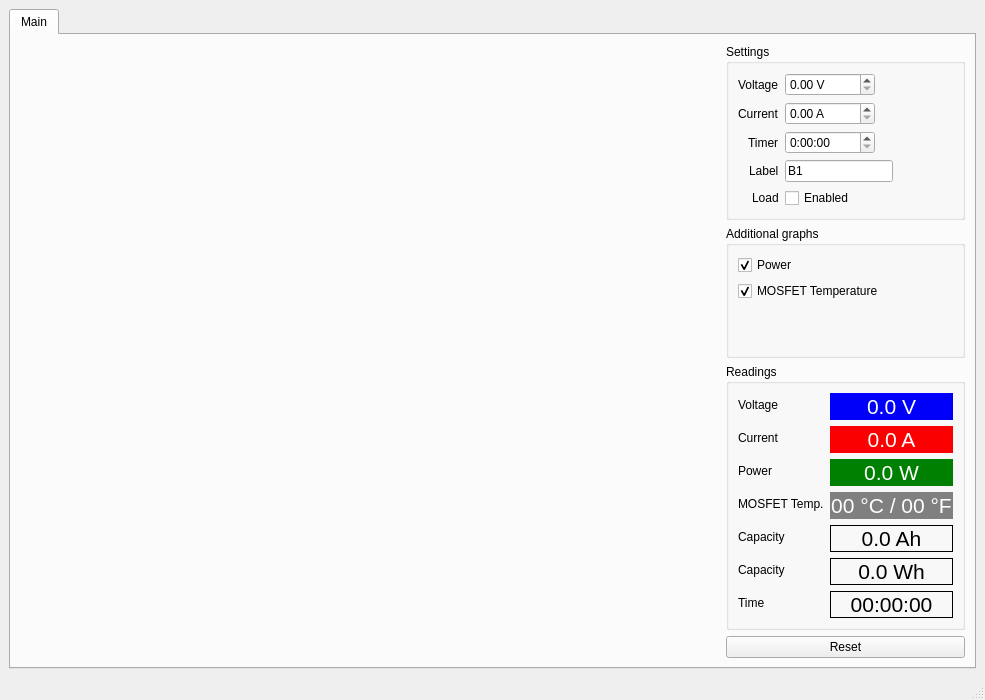
Before: the Qt Designer form gui/main.ui in nikolai2111/Electronic_load_DL24, drawn with Qt 5.
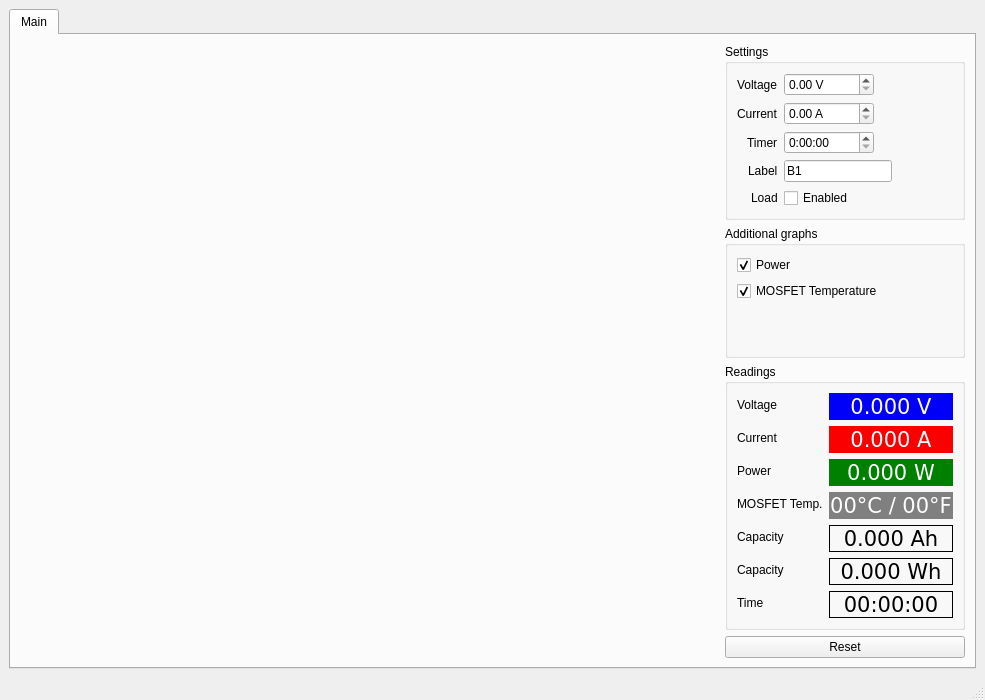
After: the same form once the commit is applied.

Commit message: monospace readings

The edit to the form file:
```diff
--- a/gui/main.ui
+++ b/gui/main.ui
@@ -338,7 +338,7 @@
                 <string notr="true">border-radius:0.4em;border:1px solid #0000fa; background:#0000fa;</string>
                </property>
                <property name="text">
-                <string>0.0 V</string>
+                <string>&lt;pre&gt;0.000 V&lt;/pre&gt;</string>
                </property>
                <property name="alignment">
                 <set>Qt::AlignCenter</set>
@@ -401,7 +401,7 @@
                 <string notr="true">border-radius:0.4em;border:1px solid #fa0000; background:#fa0000;</string>
                </property>
                <property name="text">
-                <string>0.0 A</string>
+                <string>&lt;pre&gt;0.000 A&lt;/pre&gt;</string>
                </property>
                <property name="alignment">
                 <set>Qt::AlignCenter</set>
@@ -457,7 +457,7 @@
                 <string notr="true">border-radius:0.4em;border:1px solid #008000; background:#008000;</string>
                </property>
                <property name="text">
-                <string>0.0 W</string>
+                <string>&lt;pre&gt;0.000 W&lt;/pre&gt;</string>
                </property>
                <property name="alignment">
                 <set>Qt::AlignCenter</set>
@@ -521,7 +521,7 @@
                 <string notr="true">border-radius:0.4em;border:1px solid #808080; background:#808080;</string>
                </property>
                <property name="text">
-                <string>00 °C / 00 °F</string>
+                <string>&lt;pre&gt;00°C / 00°F&lt;/pre&gt;</string>
                </property>
                <property name="alignment">
                 <set>Qt::AlignCenter</set>
@@ -547,7 +547,7 @@
                 <string notr="true">border-radius:0.4em;border:1px solid;</string>
                </property>
                <property name="text">
-                <string>0.0 Ah</string>
+                <string>&lt;pre&gt;0.000 Ah&lt;/pre&gt;</string>
                </property>
                <property name="alignment">
                 <set>Qt::AlignCenter</set>
@@ -580,7 +580,7 @@
                 <string notr="true">border-radius:0.4em;border:1px solid;</string>
                </property>
                <property name="text">
-                <string>0.0 Wh</string>
+                <string>&lt;pre&gt;0.000 Wh&lt;/pre&gt;</string>
                </property>
                <property name="alignment">
                 <set>Qt::AlignCenter</set>
@@ -599,7 +599,7 @@
                 <string notr="true">border-radius:0.4em;border:1px solid;</string>
                </property>
                <property name="text">
-                <string>00:00:00</string>
+                <string>&lt;pre&gt;00:00:00&lt;/pre&gt;</string>
                </property>
                <property name="alignment">
                 <set>Qt::AlignCenter</set>
```
The commit also changes 1 other file.
